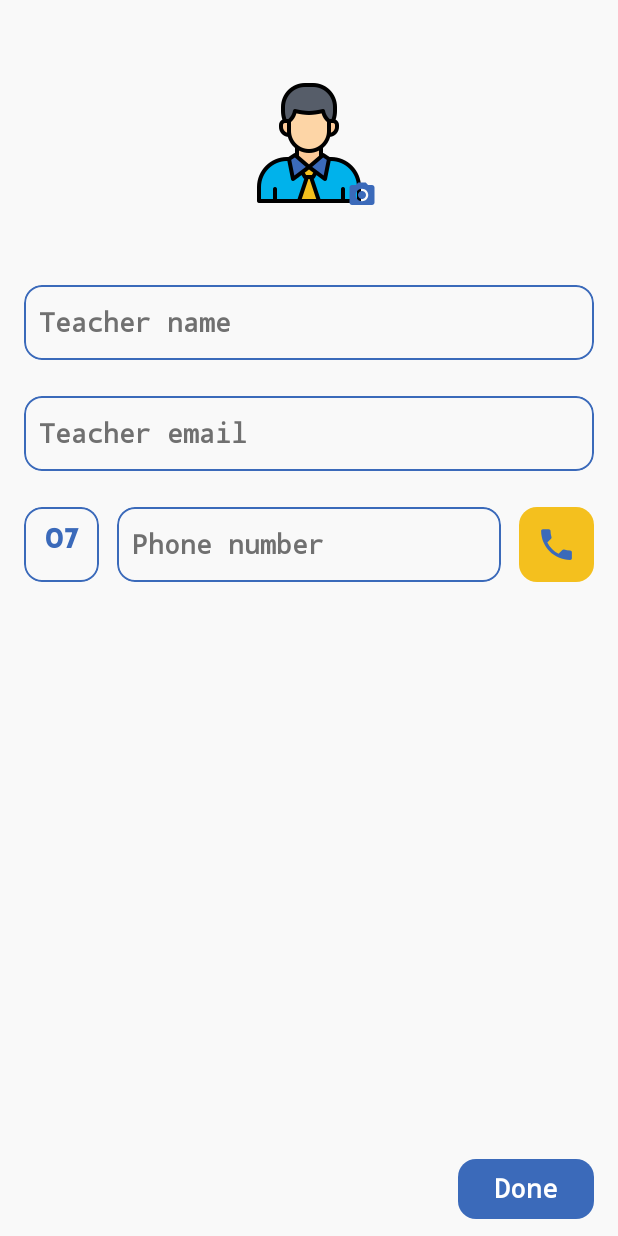
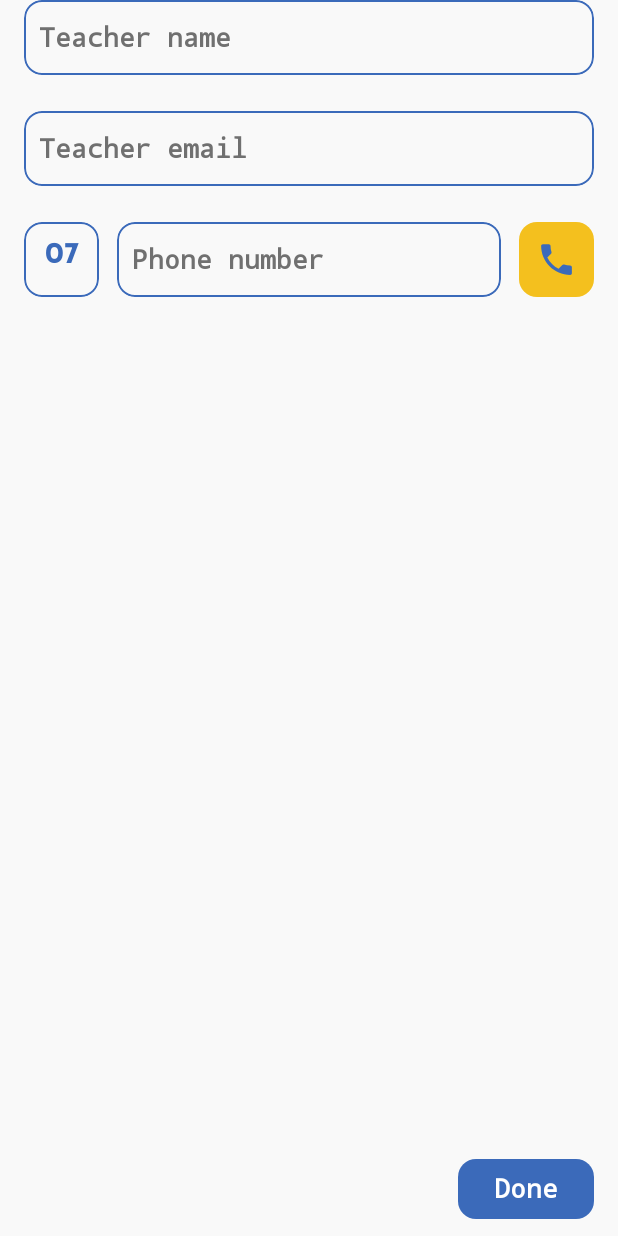
Before and after one commit to RAYANaouf/daracademyAdmin, an Android app built with Jetpack Compose: the @Preview function AddTeacherScreen_preview, on a phone screen of 412 x 824 dp. Run offline under Robolectric (Android 15) with nearby library versions, the phone set to English and light mode, and no system bars; our stand-ins replace Firebase (no records; nobody signed in at launch, a user with empty details on screens opened directly); Roboto replaces fonts that are not available here.

Commit message:
daracademyAdminV0.731

```diff
--- a/app/src/main/java/com/example/daracademyadmin/view/screens/navigationScreens/addTeacher/AddTeacher.kt
+++ b/app/src/main/java/com/example/daracademyadmin/view/screens/navigationScreens/addTeacher/AddTeacher.kt
@@ -87,10 +87,6 @@ fun AddTeacherScreen(
 
     var context = LocalContext.current
 
-    var loading by rememberSaveable {
-        mutableStateOf(false)
-    }
-
     var name by rememberSaveable {
         mutableStateOf("")
     }
@@ -134,44 +130,7 @@ fun AddTeacherScreen(
                 .verticalScroll(rememberScrollState())
                 .fillMaxSize()
         ) {
-            Box(
-                contentAlignment = Alignment.Center,
-                modifier = Modifier
-                    .fillMaxWidth()
-                    .height(190.dp)
-            ){
-                Image(
-                    painter = rememberAsyncImagePainter(model = if (photo_uri == null) R.drawable.teacher else photo_uri),
-                    contentDescription = null,
-                    contentScale = if (photo_uri==null) ContentScale.Inside else ContentScale.Crop,
-                    modifier = Modifier
-                        .size(100.dp)
-                        .clickable {
-                            launcher_img.launch(
-                                PickVisualMediaRequest(ActivityResultContracts.PickVisualMedia.ImageOnly)
-                            )
-                        }
-                        .clip(if (photo_uri == null) RoundedCornerShape(0.dp) else CircleShape)
-                        .border(
-                            width = 1.5.dp,
-                            color = if (photo_uri == null) Color.Transparent else color1,
-                            shape = CircleShape
-                        )
-                )
-                Box(
-                    modifier = Modifier
-                        .size(90.dp)
-                ) {
-                    Icon(
-                        painter = painterResource(id = R.drawable.camera_icon ),
-                        contentDescription = null,
-                        tint = color1,
-                        modifier = Modifier
-                            .align(Alignment.BottomEnd)
-                            .size(20.dp)
-                    )
-                }
-            }
+
 
 
             Row(
--- /dev/null
+++ b/app/src/main/java/com/example/daracademyadmin/view/screens/navigationScreens/addTeacher/components/header/Header.kt
@@ -0,0 +1,15 @@
+package com.example.daracademyadmin.view.screens.navigationScreens.addTeacher.components.header
+
+import androidx.compose.runtime.Composable
+import androidx.compose.ui.tooling.preview.Preview
+
+@Composable
+fun Header() {
+
+}
+
+@Preview
+@Composable
+fun Header_preview() {
+    Header()
+}
```
